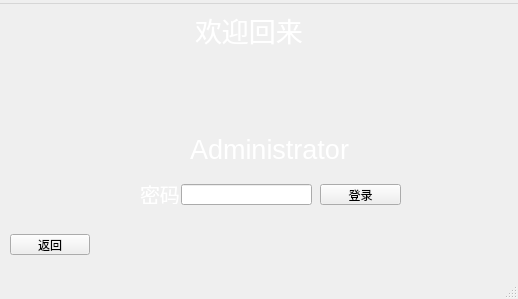
The window that qt03/admin_login.ui (s235784/ProgramDesign) describes before a commit, drawn with Qt 5.
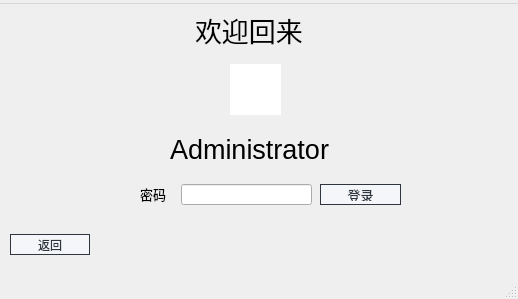
The same window after the commit. Icons and pictures are not drawn.

```diff
--- a/qt03/admin_login.ui
+++ b/qt03/admin_login.ui
@@ -18,6 +18,9 @@
   <property name="windowTitle">
    <string>管理员登陆</string>
   </property>
+  <property name="styleSheet">
+   <string notr="true"/>
+  </property>
   <widget class="QWidget" name="centralwidget">
    <widget class="QLabel" name="label">
     <property name="geometry">
@@ -34,7 +37,8 @@
      </font>
     </property>
     <property name="styleSheet">
-     <string notr="true">color: rgb(255, 255, 255);</string>
+     <string notr="true">
+color: rgb(0, 0, 0);</string>
     </property>
     <property name="text">
      <string>      欢迎回来</string>
@@ -43,7 +47,7 @@
    <widget class="QLabel" name="label_2">
     <property name="geometry">
      <rect>
-      <x>190</x>
+      <x>170</x>
       <y>130</y>
       <width>201</width>
       <height>31</height>
@@ -55,7 +59,8 @@
      </font>
     </property>
     <property name="styleSheet">
-     <string notr="true">color: rgb(255, 255, 255);</string>
+     <string notr="true">
+color: rgb(0, 0, 0);</string>
     </property>
     <property name="text">
      <string>Administrator</string>
@@ -85,9 +90,37 @@
     </property>
     <property name="font">
      <font>
-      <pointsize>9</pointsize>
+      <family>微软雅黑</family>
+      <pointsize>10</pointsize>
+      <italic>false</italic>
+      <bold>false</bold>
      </font>
     </property>
+    <property name="styleSheet">
+     <string notr="true">QPushButton{
+	font: 10pt &quot;微软雅黑&quot;;
+    color: #2f3640;
+    background-color: #f5f6fa;
+    border-color: #2f3640;
+    border-radius: 12px;
+    border-style: solid;
+    border-width: 1px;
+    padding: 3px;
+}
+
+/**鼠标停留在按钮上的样式**/
+QPushButton::hover{	
+    color: #FFFFFF;
+    background-color: #718093;
+    border-color: #2f3640;
+}
+
+/**鼠标按压下去的样式**/
+QPushButton::pressed,QPushButton::checked{
+    color: #FFFFFF;
+    background-color: qlineargradient(spread:pad, x1:0, y1:0, x2:0, y2:1, stop:0 #273c75, stop:1 #487eb0);
+}</string>
+    </property>
     <property name="text">
      <string>登录</string>
     </property>
@@ -101,6 +134,31 @@
       <height>21</height>
      </rect>
     </property>
+    <property name="styleSheet">
+     <string notr="true">QPushButton{
+	font: 10pt &quot;微软雅黑&quot;;
+    color: #2f3640;
+    background-color: #f5f6fa;
+    border-color: #2f3640;
+    border-radius: 12px;
+    border-style: solid;
+    border-width: 1px;
+    padding: 3px;
+}
+
+/**鼠标停留在按钮上的样式**/
+QPushButton::hover{	
+    color: #FFFFFF;
+    background-color: #718093;
+    border-color: #2f3640;
+}
+
+/**鼠标按压下去的样式**/
+QPushButton::pressed,QPushButton::checked{
+    color: #FFFFFF;
+    background-color: qlineargradient(spread:pad, x1:0, y1:0, x2:0, y2:1, stop:0 #273c75, stop:1 #487eb0);
+}</string>
+    </property>
     <property name="text">
      <string>返回</string>
     </property>
@@ -110,17 +168,18 @@
      <rect>
       <x>140</x>
       <y>180</y>
-      <width>51</width>
+      <width>31</width>
       <height>20</height>
      </rect>
     </property>
     <property name="font">
      <font>
-      <pointsize>15</pointsize>
+      <pointsize>10</pointsize>
      </font>
     </property>
     <property name="styleSheet">
-     <string notr="true">color: rgb(255, 255, 255);</string>
+     <string notr="true">
+color: rgb(0, 0, 0);</string>
     </property>
     <property name="text">
      <string>密码</string>
@@ -136,7 +195,8 @@
      </rect>
     </property>
     <property name="styleSheet">
-     <string notr="true">border-image: url(:/admin_logo.jpg);</string>
+     <string notr="true">border-image: url(:/admin_logo.jpg);
+background-color: rgb(255, 255, 255);</string>
     </property>
     <property name="text">
      <string/>
@@ -152,7 +212,7 @@
      </rect>
     </property>
     <property name="styleSheet">
-     <string notr="true">border-image: url(:/logo.jpg);</string>
+     <string notr="true">border-image: url(:/new_logo.png);</string>
     </property>
     <property name="text">
      <string/>
```
